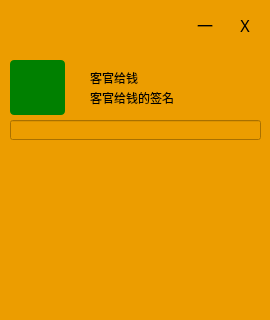
The window that frienddialog.ui (supermanc88/WeiTalk) describes before a commit, drawn with Qt 5; both pictures show x 0 to 270 and y 0 to 320 of the 270 by 594 pixel window.
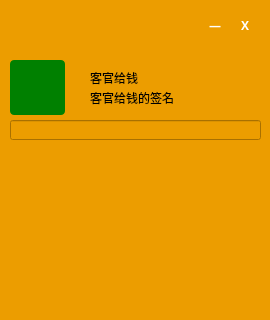
The same window after the commit. Icons and pictures are not drawn. Custom widgets are drawn as their Qt base class.

```diff
--- a/frienddialog.ui
+++ b/frienddialog.ui
@@ -16,52 +16,6 @@
   <property name="styleSheet">
    <string notr="true">background-color: rgb(236, 157, 0);</string>
   </property>
-  <widget class="QLabel" name="miniShowLabel">
-   <property name="geometry">
-    <rect>
-     <x>190</x>
-     <y>10</y>
-     <width>30</width>
-     <height>30</height>
-    </rect>
-   </property>
-   <property name="font">
-    <font>
-     <family>微软雅黑</family>
-     <pointsize>12</pointsize>
-     <weight>50</weight>
-     <bold>false</bold>
-    </font>
-   </property>
-   <property name="text">
-    <string>一</string>
-   </property>
-   <property name="alignment">
-    <set>Qt::AlignCenter</set>
-   </property>
-  </widget>
-  <widget class="QLabel" name="closeLabel">
-   <property name="geometry">
-    <rect>
-     <x>230</x>
-     <y>10</y>
-     <width>30</width>
-     <height>30</height>
-    </rect>
-   </property>
-   <property name="font">
-    <font>
-     <family>微软雅黑</family>
-     <pointsize>12</pointsize>
-    </font>
-   </property>
-   <property name="text">
-    <string>X</string>
-   </property>
-   <property name="alignment">
-    <set>Qt::AlignCenter</set>
-   </property>
-  </widget>
   <widget class="QLabel" name="label">
    <property name="geometry">
     <rect>
@@ -192,7 +146,82 @@
    </property>
    <layout class="QVBoxLayout" name="friendAreaLayout"/>
   </widget>
+  <widget class="MyLabel" name="myLabel">
+   <property name="geometry">
+    <rect>
+     <x>200</x>
+     <y>10</y>
+     <width>30</width>
+     <height>30</height>
+    </rect>
+   </property>
+   <property name="font">
+    <font>
+     <family>微软雅黑</family>
+     <weight>75</weight>
+     <bold>true</bold>
+    </font>
+   </property>
+   <property name="styleSheet">
+    <string notr="true">QLabel{
+  
+   color:white;
+}
+QLabel:hover{
+  background-color:rgb(212, 64, 39);
+  color:rgb(255, 255, 255);
+  border-top-right-radius:4px;
+}</string>
+   </property>
+   <property name="text">
+    <string>—</string>
+   </property>
+   <property name="alignment">
+    <set>Qt::AlignCenter</set>
+   </property>
+  </widget>
+  <widget class="MyLabel" name="myLabel_2">
+   <property name="geometry">
+    <rect>
+     <x>230</x>
+     <y>10</y>
+     <width>30</width>
+     <height>30</height>
+    </rect>
+   </property>
+   <property name="font">
+    <font>
+     <family>微软雅黑</family>
+     <weight>75</weight>
+     <bold>true</bold>
+    </font>
+   </property>
+   <property name="styleSheet">
+    <string notr="true">QLabel{
+  
+   color:white;
+}
+QLabel:hover{
+  background-color:rgb(212, 64, 39);
+  color:rgb(255, 255, 255);
+  border-top-right-radius:4px;
+}</string>
+   </property>
+   <property name="text">
+    <string>X</string>
+   </property>
+   <property name="alignment">
+    <set>Qt::AlignCenter</set>
+   </property>
+  </widget>
  </widget>
+ <customwidgets>
+  <customwidget>
+   <class>MyLabel</class>
+   <extends>QLabel</extends>
+   <header>mylabel.h</header>
+  </customwidget>
+ </customwidgets>
  <resources/>
  <connections/>
 </ui>
```
